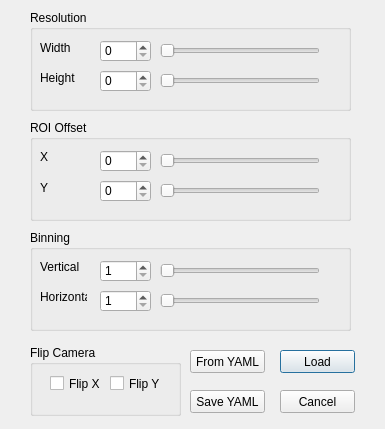
Above: VR_interfaz/selectcameraparamsdialog.ui from richardseba/TFG-Code before the change. Below: the same form after it.
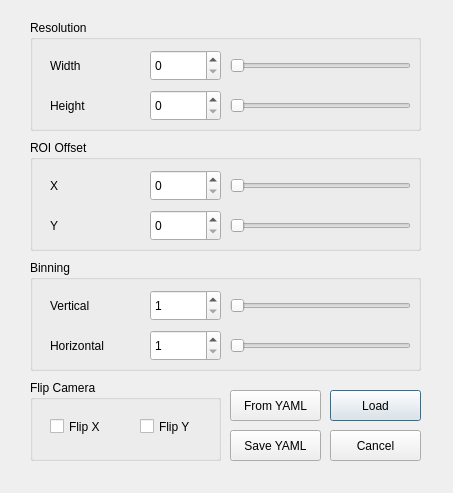
That is the form after the change.

Patch:
```diff
--- a/VR_interfaz/selectcameraparamsdialog.ui
+++ b/VR_interfaz/selectcameraparamsdialog.ui
@@ -6,8 +6,8 @@
    <rect>
     <x>0</x>
     <y>0</y>
-    <width>385</width>
-    <height>429</height>
+    <width>453</width>
+    <height>493</height>
    </rect>
   </property>
   <property name="windowTitle">
@@ -16,10 +16,10 @@
   <widget class="QPushButton" name="Load_pushButton">
    <property name="geometry">
     <rect>
-     <x>280</x>
-     <y>350</y>
-     <width>75</width>
-     <height>23</height>
+     <x>330</x>
+     <y>390</y>
+     <width>91</width>
+     <height>31</height>
     </rect>
    </property>
    <property name="text">
@@ -29,10 +29,10 @@
   <widget class="QPushButton" name="Cancel_pushButton">
    <property name="geometry">
     <rect>
-     <x>280</x>
-     <y>390</y>
-     <width>75</width>
-     <height>23</height>
+     <x>330</x>
+     <y>430</y>
+     <width>91</width>
+     <height>31</height>
     </rect>
    </property>
    <property name="text">
@@ -43,9 +43,9 @@
    <property name="geometry">
     <rect>
      <x>30</x>
-     <y>10</y>
-     <width>321</width>
-     <height>101</height>
+     <y>20</y>
+     <width>391</width>
+     <height>111</height>
     </rect>
    </property>
    <property name="title">
@@ -54,10 +54,10 @@
    <widget class="QSlider" name="width_slider">
     <property name="geometry">
      <rect>
-      <x>130</x>
+      <x>200</x>
       <y>30</y>
-      <width>160</width>
-      <height>22</height>
+      <width>181</width>
+      <height>31</height>
      </rect>
     </property>
     <property name="inputMethodHints">
@@ -76,10 +76,10 @@
    <widget class="QSlider" name="height_slider">
     <property name="geometry">
      <rect>
-      <x>130</x>
-      <y>60</y>
-      <width>160</width>
-      <height>22</height>
+      <x>200</x>
+      <y>70</y>
+      <width>181</width>
+      <height>31</height>
      </rect>
     </property>
     <property name="singleStep">
@@ -92,10 +92,10 @@
    <widget class="QLabel" name="label_5">
     <property name="geometry">
      <rect>
-      <x>10</x>
+      <x>20</x>
       <y>30</y>
       <width>51</width>
-      <height>16</height>
+      <height>31</height>
      </rect>
     </property>
     <property name="text">
@@ -105,10 +105,10 @@
    <widget class="QLabel" name="label_6">
     <property name="geometry">
      <rect>
-      <x>10</x>
-      <y>60</y>
+      <x>20</x>
+      <y>70</y>
       <width>51</width>
-      <height>16</height>
+      <height>31</height>
      </rect>
     </property>
     <property name="text">
@@ -118,10 +118,10 @@
    <widget class="QSpinBox" name="width_spinBox">
     <property name="geometry">
      <rect>
-      <x>70</x>
+      <x>120</x>
       <y>30</y>
-      <width>51</width>
-      <height>22</height>
+      <width>71</width>
+      <height>31</height>
      </rect>
     </property>
     <property name="singleStep">
@@ -131,10 +131,10 @@
    <widget class="QSpinBox" name="height_spinBox">
     <property name="geometry">
      <rect>
-      <x>70</x>
-      <y>60</y>
-      <width>51</width>
-      <height>22</height>
+      <x>120</x>
+      <y>70</y>
+      <width>71</width>
+      <height>31</height>
      </rect>
     </property>
     <property name="maximum">
@@ -149,9 +149,9 @@
    <property name="geometry">
     <rect>
      <x>30</x>
-     <y>120</y>
-     <width>321</width>
-     <height>101</height>
+     <y>140</y>
+     <width>391</width>
+     <height>111</height>
     </rect>
    </property>
    <property name="title">
@@ -160,10 +160,10 @@
    <widget class="QSlider" name="xOffset_slider">
     <property name="geometry">
      <rect>
-      <x>130</x>
+      <x>200</x>
       <y>30</y>
-      <width>160</width>
-      <height>22</height>
+      <width>181</width>
+      <height>31</height>
      </rect>
     </property>
     <property name="singleStep">
@@ -182,10 +182,10 @@
    <widget class="QSlider" name="yOffset_slider">
     <property name="geometry">
      <rect>
-      <x>130</x>
-      <y>60</y>
-      <width>160</width>
-      <height>22</height>
+      <x>200</x>
+      <y>70</y>
+      <width>181</width>
+      <height>31</height>
      </rect>
     </property>
     <property name="singleStep">
@@ -198,10 +198,10 @@
    <widget class="QLabel" name="label_3">
     <property name="geometry">
      <rect>
-      <x>10</x>
+      <x>20</x>
       <y>30</y>
       <width>47</width>
-      <height>13</height>
+      <height>31</height>
      </rect>
     </property>
     <property name="text">
@@ -211,10 +211,10 @@
    <widget class="QLabel" name="label_4">
     <property name="geometry">
      <rect>
-      <x>10</x>
-      <y>60</y>
-      <width>51</width>
-      <height>16</height>
+      <x>20</x>
+      <y>70</y>
+      <width>81</width>
+      <height>31</height>
      </rect>
     </property>
     <property name="text">
@@ -224,10 +224,10 @@
    <widget class="QSpinBox" name="xOffset_spinBox">
     <property name="geometry">
      <rect>
-      <x>70</x>
+      <x>120</x>
       <y>30</y>
-      <width>51</width>
-      <height>22</height>
+      <width>71</width>
+      <height>31</height>
      </rect>
     </property>
     <property name="singleStep">
@@ -237,10 +237,10 @@
    <widget class="QSpinBox" name="yOffset_spinBox">
     <property name="geometry">
      <rect>
-      <x>70</x>
-      <y>60</y>
-      <width>51</width>
-      <height>22</height>
+      <x>120</x>
+      <y>70</y>
+      <width>71</width>
+      <height>31</height>
      </rect>
     </property>
     <property name="singleStep">
@@ -252,9 +252,9 @@
    <property name="geometry">
     <rect>
      <x>30</x>
-     <y>230</y>
-     <width>321</width>
-     <height>101</height>
+     <y>260</y>
+     <width>391</width>
+     <height>111</height>
     </rect>
    </property>
    <property name="title">
@@ -263,10 +263,10 @@
    <widget class="QSlider" name="vBinning_slider">
     <property name="geometry">
      <rect>
-      <x>130</x>
+      <x>200</x>
       <y>30</y>
-      <width>160</width>
-      <height>22</height>
+      <width>181</width>
+      <height>31</height>
      </rect>
     </property>
     <property name="minimum">
@@ -285,10 +285,10 @@
    <widget class="QSlider" name="hBinning_slider">
     <property name="geometry">
      <rect>
-      <x>130</x>
-      <y>60</y>
-      <width>160</width>
-      <height>22</height>
+      <x>200</x>
+      <y>70</y>
+      <width>181</width>
+      <height>31</height>
      </rect>
     </property>
     <property name="minimum">
@@ -307,10 +307,10 @@
    <widget class="QLabel" name="label">
     <property name="geometry">
      <rect>
-      <x>10</x>
+      <x>20</x>
       <y>30</y>
-      <width>47</width>
-      <height>13</height>
+      <width>81</width>
+      <height>31</height>
      </rect>
     </property>
     <property name="text">
@@ -320,10 +320,10 @@
    <widget class="QLabel" name="label_2">
     <property name="geometry">
      <rect>
-      <x>10</x>
-      <y>60</y>
-      <width>47</width>
-      <height>13</height>
+      <x>20</x>
+      <y>70</y>
+      <width>91</width>
+      <height>31</height>
      </rect>
     </property>
     <property name="text">
@@ -333,10 +333,10 @@
    <widget class="QSpinBox" name="vBinning_spinBox">
     <property name="geometry">
      <rect>
-      <x>70</x>
+      <x>120</x>
       <y>30</y>
-      <width>51</width>
-      <height>22</height>
+      <width>71</width>
+      <height>31</height>
      </rect>
     </property>
     <property name="minimum">
@@ -349,10 +349,10 @@
    <widget class="QSpinBox" name="hBinning_spinBox">
     <property name="geometry">
      <rect>
-      <x>70</x>
-      <y>60</y>
-      <width>51</width>
-      <height>22</height>
+      <x>120</x>
+      <y>70</y>
+      <width>71</width>
+      <height>31</height>
      </rect>
     </property>
     <property name="minimum">
@@ -366,10 +366,10 @@
   <widget class="QPushButton" name="fromYAML_pushButton">
    <property name="geometry">
     <rect>
-     <x>190</x>
-     <y>350</y>
-     <width>75</width>
-     <height>23</height>
+     <x>230</x>
+     <y>390</y>
+     <width>91</width>
+     <height>31</height>
     </rect>
    </property>
    <property name="text">
@@ -380,9 +380,9 @@
    <property name="geometry">
     <rect>
      <x>30</x>
-     <y>345</y>
-     <width>151</width>
-     <height>71</height>
+     <y>380</y>
+     <width>191</width>
+     <height>81</height>
     </rect>
    </property>
    <property name="title">
@@ -391,10 +391,10 @@
    <widget class="QCheckBox" name="yFlip_checkBox">
     <property name="geometry">
      <rect>
-      <x>80</x>
-      <y>30</y>
+      <x>110</x>
+      <y>26</y>
       <width>70</width>
-      <height>17</height>
+      <height>41</height>
      </rect>
     </property>
     <property name="text">
@@ -405,9 +405,9 @@
     <property name="geometry">
      <rect>
       <x>20</x>
-      <y>30</y>
+      <y>26</y>
       <width>70</width>
-      <height>17</height>
+      <height>41</height>
      </rect>
     </property>
     <property name="text">
@@ -418,10 +418,10 @@
   <widget class="QPushButton" name="save_YAML_pushButton">
    <property name="geometry">
     <rect>
-     <x>190</x>
-     <y>390</y>
-     <width>75</width>
-     <height>23</height>
+     <x>230</x>
+     <y>430</y>
+     <width>91</width>
+     <height>31</height>
     </rect>
    </property>
    <property name="text">
```
